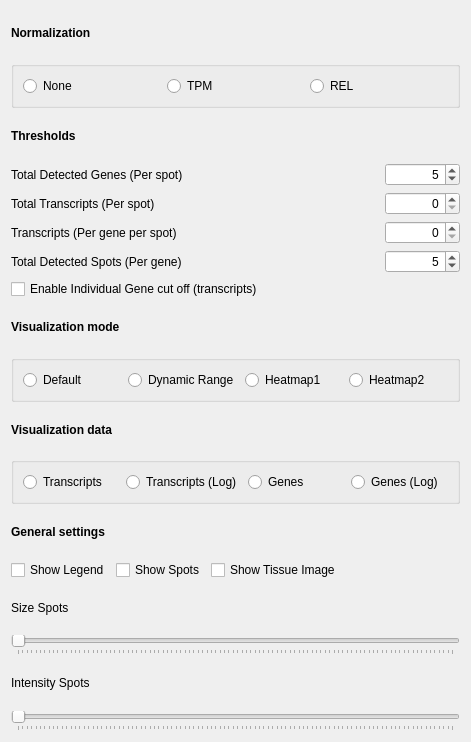
Before: the Qt Designer form src/viewPages/SettingsWidget.ui in jfnavarro/st_viewer, drawn with Qt 5.
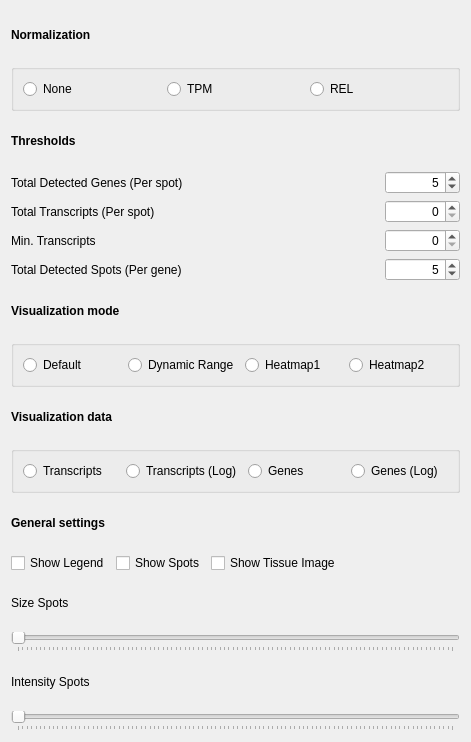
After: the same form once the commit is applied.

```diff
--- a/src/viewPages/SettingsWidget.ui
+++ b/src/viewPages/SettingsWidget.ui
@@ -206,7 +206,7 @@
      <item>
       <widget class="QLabel" name="label_4">
        <property name="text">
-        <string>Transcripts (Per gene per spot)</string>
+        <string>Min. Transcripts </string>
        </property>
       </widget>
      </item>
@@ -290,19 +290,6 @@
      </item>
     </layout>
    </item>
-   <item>
-    <widget class="QCheckBox" name="gene_cutoff">
-     <property name="toolTip">
-      <string>Ensable/disable the invidiaual gene cut-offs defined in the Genes widget</string>
-     </property>
-     <property name="statusTip">
-      <string>Ensable/disable the invidiaual gene cut-offs defined in the Genes widget</string>
-     </property>
-     <property name="text">
-      <string>Enable Individual Gene cut off (transcripts)</string>
-     </property>
-    </widget>
-   </item>
    <item>
     <widget class="QLabel" name="label_9">
      <property name="font">
```
